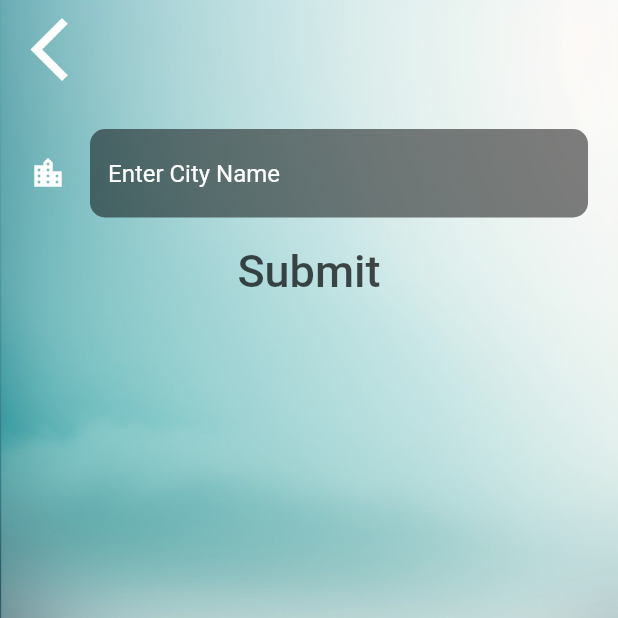
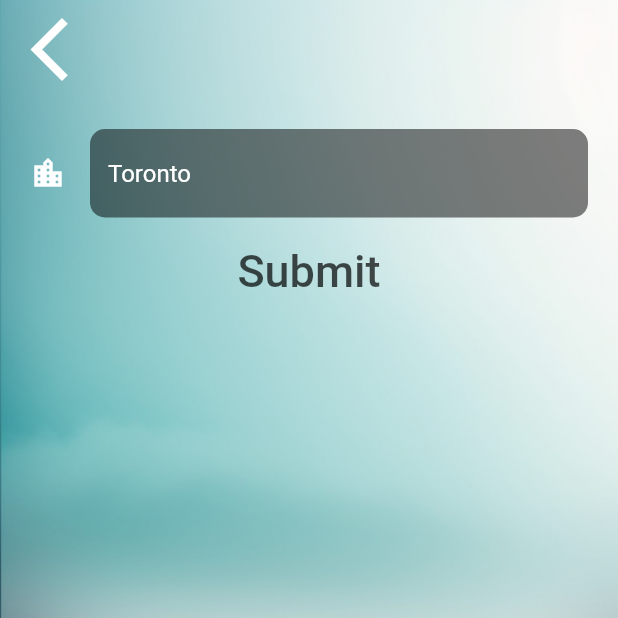
Before and after one commit to Ayman-tron/weatherLeaf, a Flutter app: the screen it shows after launch, after a tap on the "location city" icon, on a phone screen of 412 x 824 dp, the top half of it. Run offline on Flutter 3.47's test engine with Material 2 defaults, Android fonts, the light colour scheme and no system bars; our stand-ins replace flutter_riverpod, flutter_spinkit, font_awesome_flutter, geolocator, go_router.

Commit message:
Completed the refactoring of the data layers

```diff
--- a/lib/src/features/location/domain/location.dart
+++ b/lib/src/features/location/domain/location.dart
@@ -1,6 +1,10 @@
+// ignore_for_file: public_member_api_docs, sort_constructors_first
 class Location {
   final double latitude;
   final double longitude;
 
   Location({required this.latitude, required this.longitude});
+
+  @override
+  String toString() => 'Location(latitude: $latitude, longitude: $longitude)';
 }
--- /dev/null
+++ b/lib/src/features/weather/application/provider.dart
@@ -0,0 +1,26 @@
+//TODO Need to complete the application layer
+import 'package:flutter_riverpod/flutter_riverpod.dart';
+import 'package:weatherLeaf/src/features/location/domain/location.dart';
+import 'package:weatherLeaf/src/features/weather/data/weather_repository.dart';
+import 'package:weatherLeaf/src/features/weather/domain/weather.dart';
+
+final cityProvider = StateProvider<String>((ref) {
+  return 'Toronto';
+});
+
+final latLanProvider = StateProvider<Location>((ref) {
+  return Location(latitude: 23.4, longitude: 25.6);
+});
+
+final weatherByCityProvider = FutureProvider.autoDispose<Weather>((ref) async {
+  final city = ref.watch(cityProvider);
+  final weather =
+      await ref.watch(weatherRepositoryProvider).getWeatherByCity(city: city);
+  return weather;
+});
+
+// final currentWeatherProviderByLatLan = FutureProvider.autoDispose<Weather>((ref) async {
+//   final location = ref.watch(latLanProvider);
+//   final weather = await ref.watch(weatherRepositoryProvider).getWeatheByLatLon(lat: Location().latitude, lon: lon);
+//   return Weather.fromJson(weather);
+// });
--- a/lib/src/features/weather/presentation/city_screen.dart
+++ b/lib/src/features/weather/presentation/city_screen.dart
@@ -1,16 +1,32 @@
 import 'package:flutter/material.dart';
-import '../../../utilities/constants.dart';
+import 'package:flutter_riverpod/flutter_riverpod.dart';
+import 'package:weatherLeaf/src/features/weather/application/provider.dart';
+import '../../../constants/constants.dart';
 
-class City_Search extends StatefulWidget {
+class City_Search extends ConsumerStatefulWidget {
   const City_Search({Key? key}) : super(key: key);
 
   @override
-  State<City_Search> createState() => _State();
+  ConsumerState<ConsumerStatefulWidget> createState() => _City_SearchState();
 }
 
-class _State extends State<City_Search> {
+class _City_SearchState extends ConsumerState<City_Search> {
   final _formKey = GlobalKey<FormState>();
-  final _cityController = TextEditingController();
+
+  late final _cityController = TextEditingController();
+
+  @override
+  void initState() {
+    super.initState();
+    _cityController.text = ref.read(cityProvider);
+  }
+
+  @override
+  void dispose() {
+    _cityController.dispose();
+    super.dispose();
+  }
+
   @override
   Widget build(BuildContext context) {
     return Scaffold(
@@ -49,6 +65,10 @@ class _State extends State<City_Search> {
                       children: [
                         TextFormField(
                           controller: _cityController,
+                          onFieldSubmitted: (value) {
+                            ref.read(cityProvider.notifier).state = value;
+                            Navigator.pop(context);
+                          },
                           cursorColor: Colors.white,
                           validator: (value) {
                             if (value == null || value.isEmpty) {
@@ -70,6 +90,8 @@ class _State extends State<City_Search> {
                         ),
                         TextButton(
                           onPressed: () {
+                            ref.read(cityProvider.notifier).state =
+                                _cityController.text;
                             Navigator.pop(context);
                           },
                           child: Text(
--- a/lib/src/features/weather/presentation/home_screen.dart
+++ b/lib/src/features/weather/presentation/home_screen.dart
@@ -1,20 +1,19 @@
 import 'package:flutter/material.dart';
 import 'package:flutter_riverpod/flutter_riverpod.dart';
-import 'package:font_awesome_flutter/font_awesome_flutter.dart';
 import 'package:go_router/go_router.dart';
-import 'package:weatherLeaf/src/features/weather/presentation/widgets/weather_info.dart';
-import '../../../common_widgets/async_value_widget.dart';
-import '../../../common_widgets/error_message.dart';
-import '../../../common_widgets/responsive_center.dart';
+import 'package:weatherLeaf/src/common_widgets/async_value_widget.dart';
+import 'package:weatherLeaf/src/features/weather/application/provider.dart';
+import 'package:weatherLeaf/src/features/weather/presentation/weather_detail.dart';
 import '../../../routing/app_router.dart';
-import '../domain/weather.dart';
-import 'loading_screen.dart';
 
-class HomeScreen extends StatelessWidget {
+class HomeScreen extends ConsumerWidget {
   const HomeScreen({Key? key}) : super(key: key);
-
+  //final LocationRepository locationRepository = LocationRepository();
   @override
-  Widget build(BuildContext context) {
+  Widget build(BuildContext context, WidgetRef ref) {
+    final weatherData = ref.watch(weatherByCityProvider);
+    // print(weatherData);
+    final city = ref.watch(cityProvider);
     return Scaffold(
       body: Container(
         decoration: const BoxDecoration(
@@ -33,9 +32,9 @@ class HomeScreen extends StatelessWidget {
                     child: Row(
                       mainAxisAlignment: MainAxisAlignment.spaceBetween,
                       children: [
-                        const Text(
-                          "London",
-                          style: TextStyle(
+                        Text(
+                          city,
+                          style: const TextStyle(
                             fontSize: 25,
                             color: Colors.white,
                             fontWeight: FontWeight.bold,
@@ -60,100 +59,23 @@ class HomeScreen extends StatelessWidget {
               const SizedBox(
                 height: 20,
               ),
-              const Align(
+              Align(
                 alignment: Alignment.topRight,
-                child: Text(
-                  "20°",
-                  style: TextStyle(
-                      fontSize: 90,
-                      color: Colors.white,
-                      fontWeight: FontWeight.bold),
+                child: AsyncValueWidget(
+                  value: weatherData,
+                  data: (weatherData) => Text(
+                    "${weatherData.feelsLike.toStringAsFixed(0)}°",
+                    style: const TextStyle(
+                        fontSize: 90,
+                        color: Colors.white,
+                        fontWeight: FontWeight.bold),
+                  ),
                 ),
               ),
               SizedBox(
                 height: MediaQuery.of(context).size.height * 0.35,
               ),
-              Expanded(
-                child: Container(
-                  padding: const EdgeInsets.symmetric(horizontal: 20),
-                  decoration: const BoxDecoration(
-                    color: Colors.white,
-                    borderRadius: BorderRadius.only(
-                      topLeft: Radius.circular(20),
-                      topRight: Radius.circular(20),
-                    ),
-                  ),
-                  child: const Column(
-                    children: [
-                      SizedBox(
-                        height: 20,
-                      ),
-                      Align(
-                          alignment: Alignment.center,
-                          child: Text(
-                            "Weather now",
-                            style: TextStyle(
-                                fontSize: 20, fontWeight: FontWeight.bold),
-                          )),
-                      SizedBox(
-                        height: 20,
-                      ),
-                      Divider(
-                        height: 1,
-                        color: Colors.black,
-                      ),
-                      SizedBox(
-                        height: 20,
-                      ),
-                      ResponsiveCenter(
-                        child: Row(
-                          mainAxisAlignment: MainAxisAlignment.spaceBetween,
-                          children: [
-                            WeatherInfo(
-                              icon: FaIcon(FontAwesomeIcons.temperatureHigh),
-                              iconDescription: "Feels Like",
-                              data: Text(
-                                "15°",
-                              ),
-                            ),
-                            WeatherInfo(
-                              icon: FaIcon(FontAwesomeIcons.perbyte),
-                              iconDescription: "Pressure",
-                              data: Text(
-                                "10 Pa",
-                              ),
-                            ),
-                          ],
-                        ),
-                      ),
-                      SizedBox(
-                        height: 20,
-                      ),
-                      ResponsiveCenter(
-                        child: Row(
-                          mainAxisAlignment: MainAxisAlignment.spaceBetween,
-                          children: [
-                            WeatherInfo(
-                              icon: FaIcon(FontAwesomeIcons.wind),
-                              iconDescription: "Wind",
-                              data: Text(
-                                "200 km/h",
-                              ),
-                            ),
-                            WeatherInfo(
-                              icon: FaIcon(FontAwesomeIcons.cloud),
-                              iconDescription: "Humidity",
-                              data: Text(
-                                "12 %",
-                              ),
-                            ),
-                          ],
-                        ),
-                      ),
-                    ],
-                  ),
-                ),
-              ),
+              const WeatherDetail(),
             ],
           ),
         ),
--- /dev/null
+++ b/lib/src/features/weather/presentation/weather_detail.dart
@@ -0,0 +1,107 @@
+import 'package:flutter/material.dart';
+import 'package:flutter_riverpod/flutter_riverpod.dart';
+import 'package:font_awesome_flutter/font_awesome_flutter.dart';
+import 'package:weatherLeaf/src/common_widgets/async_value_widget.dart';
+import 'package:weatherLeaf/src/common_widgets/responsive_center.dart';
+import 'package:weatherLeaf/src/features/weather/application/provider.dart';
+import 'package:weatherLeaf/src/features/weather/presentation/widgets/weather_info.dart';
+
+class WeatherDetail extends ConsumerWidget {
+  const WeatherDetail({
+    super.key,
+  });
+
+  @override
+  Widget build(BuildContext context, WidgetRef ref) {
+    final weatherData = ref.watch(weatherByCityProvider);
+    return Expanded(
+      child: Container(
+        padding: const EdgeInsets.symmetric(horizontal: 20),
+        decoration: const BoxDecoration(
+          color: Colors.white,
+          borderRadius: BorderRadius.only(
+            topLeft: Radius.circular(20),
+            topRight: Radius.circular(20),
+          ),
+        ),
+        child: Column(
+          children: [
+            const SizedBox(
+              height: 20,
+            ),
+            const Align(
+                alignment: Alignment.center,
+                child: Text(
+                  "Weather now",
+                  style: TextStyle(fontSize: 20, fontWeight: FontWeight.bold),
+                )),
+            const SizedBox(
+              height: 20,
+            ),
+            const Divider(
+              height: 1,
+              color: Colors.black,
+            ),
+            const SizedBox(
+              height: 20,
+            ),
+            ResponsiveCenter(
+              child: Row(
+                mainAxisAlignment: MainAxisAlignment.spaceBetween,
+                children: [
+                  WeatherInfo(
+                      icon: const FaIcon(FontAwesomeIcons.temperatureHigh),
+                      iconDescription: "Feels Like",
+                      data: AsyncValueWidget(
+                        value: weatherData,
+                        data: (weather) => Text(
+                          "${weather.feelsLike.toStringAsFixed(0)}°",
+                        ),
+                      )),
+                  WeatherInfo(
+                      icon: const FaIcon(FontAwesomeIcons.perbyte),
+                      iconDescription: "Pressure",
+                      data: AsyncValueWidget(
+                        value: weatherData,
+                        data: (weather) => Text(
+                          "${weather.pressure.toStringAsFixed(0)}°",
+                        ),
+                      )),
+                ],
+              ),
+            ),
+            const SizedBox(
+              height: 20,
+            ),
+            ResponsiveCenter(
+              child: Row(
+                mainAxisAlignment: MainAxisAlignment.spaceBetween,
+                children: [
+                  WeatherInfo(
+                      icon: const FaIcon(FontAwesomeIcons.wind),
+                      iconDescription: "Wind",
+                      data: AsyncValueWidget(
+                        value: weatherData,
+                        data: (weather) => Text(
+                          "${weather.windSpeed.toStringAsFixed(1)} km/h",
+                        ),
+                      )),
+                  WeatherInfo(
+                    icon: const FaIcon(FontAwesomeIcons.cloud),
+                    iconDescription: "Humidity",
+                    data: AsyncValueWidget(
+                      value: weatherData,
+                      data: (weather) => Text(
+                        "${weather.humidity.toStringAsFixed(0)}%",
+                      ),
+                    ),
+                  ),
+                ],
+              ),
+            ),
+          ],
+        ),
+      ),
+    );
+  }
+}
--- a/lib/src/routing/app_router.dart
+++ b/lib/src/routing/app_router.dart
@@ -16,7 +16,7 @@ final goRouter = GoRouter(
     GoRoute(
         path: '/',
         name: AppRoute.home.name,
-        builder: (context, state) => const HomeScreen(),
+        builder: (context, state) => HomeScreen(),
         routes: [
           GoRoute(
             path: 'citySearch',
@@ -24,7 +24,7 @@ final goRouter = GoRouter(
             pageBuilder: (context, state) => MaterialPage(
               key: state.pageKey,
               fullscreenDialog: true,
-              child: City_Search(),
+              child: const City_Search(),
             ),
           ),
         ]),
```
Also changed, not shown: lib/src/features/location/data/location_repository.dart (added, +51 -0 lines), lib/src/features/weather/data/api_exception.dart (added, +20 -0 lines), lib/src/features/weather/data/weather_repository.dart (added, +54 -0 lines), lib/src/services/networking.dart (deleted, +0 -20 lines), pubspec.yaml (+3 -4 lines), lib/src/constants/constants.dart (renamed from lib/src/utilities/constants.dart), pubspec.lock.
